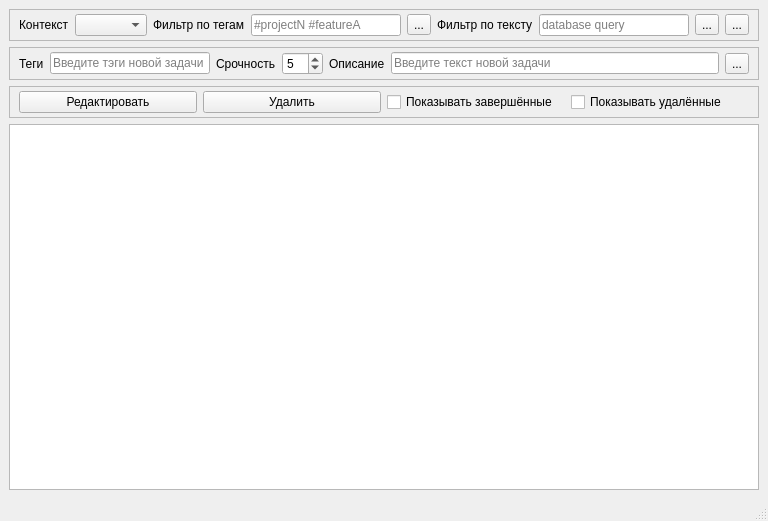
Above: ui/mainwindow.ui from wterkin/tasks_board before the change. Below: the same form after it.
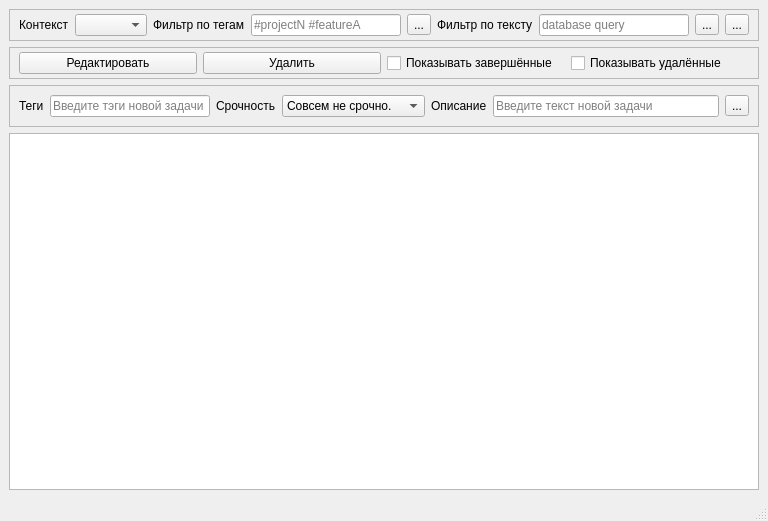
That is the form after the change. Icons and pictures are not drawn.

The edit to the form file:
```diff
--- a/ui/mainwindow.ui
+++ b/ui/mainwindow.ui
@@ -151,6 +151,78 @@
       </layout>
      </widget>
     </item>
+    <item>
+     <widget class="QFrame" name="frame_3">
+      <property name="minimumSize">
+       <size>
+        <width>750</width>
+        <height>32</height>
+       </size>
+      </property>
+      <property name="frameShape">
+       <enum>QFrame::StyledPanel</enum>
+      </property>
+      <property name="frameShadow">
+       <enum>QFrame::Sunken</enum>
+      </property>
+      <layout class="QHBoxLayout" name="horizontalLayout_3">
+       <property name="topMargin">
+        <number>4</number>
+       </property>
+       <property name="bottomMargin">
+        <number>4</number>
+       </property>
+       <item>
+        <widget class="QPushButton" name="pushButton_EditTask">
+         <property name="text">
+          <string>Редактировать</string>
+         </property>
+         <property name="icon">
+          <iconset>
+           <normaloff>accessories-text-editor.png</normaloff>accessories-text-editor.png</iconset>
+         </property>
+         <property name="iconSize">
+          <size>
+           <width>22</width>
+           <height>22</height>
+          </size>
+         </property>
+        </widget>
+       </item>
+       <item>
+        <widget class="QPushButton" name="pushButton_DeleteTask">
+         <property name="text">
+          <string>Удалить</string>
+         </property>
+         <property name="icon">
+          <iconset>
+           <normaloff>edit-delete.png</normaloff>edit-delete.png</iconset>
+         </property>
+         <property name="iconSize">
+          <size>
+           <width>22</width>
+           <height>22</height>
+          </size>
+         </property>
+        </widget>
+       </item>
+       <item>
+        <widget class="QCheckBox" name="checkBox_ShowCompleted">
+         <property name="text">
+          <string>Показывать завершённые</string>
+         </property>
+        </widget>
+       </item>
+       <item>
+        <widget class="QCheckBox" name="checkBox_ShowDeleted">
+         <property name="text">
+          <string>Показывать удалённые</string>
+         </property>
+        </widget>
+       </item>
+      </layout>
+     </widget>
+    </item>
     <item>
      <widget class="QFrame" name="frame_2">
       <property name="minimumSize">
@@ -166,12 +238,6 @@
        <enum>QFrame::Sunken</enum>
       </property>
       <layout class="QHBoxLayout" name="horizontalLayout_2">
-       <property name="topMargin">
-        <number>4</number>
-       </property>
-       <property name="bottomMargin">
-        <number>4</number>
-       </property>
        <item>
         <widget class="QLabel" name="label_Tags">
          <property name="text">
@@ -206,10 +272,37 @@
         </widget>
        </item>
        <item>
-        <widget class="QSpinBox" name="spinBox_Urgency">
-         <property name="value">
-          <number>5</number>
-         </property>
+        <widget class="QComboBox" name="comboBox_Urgency">
+         <item>
+          <property name="text">
+           <string>Совсем не срочно.</string>
+          </property>
+         </item>
+         <item>
+          <property name="text">
+           <string>Достаточно срочно.</string>
+          </property>
+         </item>
+         <item>
+          <property name="text">
+           <string>Срочно!</string>
+          </property>
+         </item>
+         <item>
+          <property name="text">
+           <string>Очень срочно!!</string>
+          </property>
+         </item>
+         <item>
+          <property name="text">
+           <string>Вот прям щаз!!!</string>
+          </property>
+         </item>
+         <item>
+          <property name="text">
+           <string>Вчера!!!</string>
+          </property>
+         </item>
         </widget>
        </item>
        <item>
@@ -255,78 +348,6 @@
       </layout>
      </widget>
     </item>
-    <item>
-     <widget class="QFrame" name="frame_3">
-      <property name="minimumSize">
-       <size>
-        <width>750</width>
-        <height>32</height>
-       </size>
-      </property>
-      <property name="frameShape">
-       <enum>QFrame::StyledPanel</enum>
-      </property>
-      <property name="frameShadow">
-       <enum>QFrame::Sunken</enum>
-      </property>
-      <layout class="QHBoxLayout" name="horizontalLayout_3">
-       <property name="topMargin">
-        <number>4</number>
-       </property>
-       <property name="bottomMargin">
-        <number>4</number>
-       </property>
-       <item>
-        <widget class="QPushButton" name="pushButton_EditTask">
-         <property name="text">
-          <string>Редактировать</string>
-         </property>
-         <property name="icon">
-          <iconset>
-           <normaloff>accessories-text-editor.png</normaloff>accessories-text-editor.png</iconset>
-         </property>
-         <property name="iconSize">
-          <size>
-           <width>22</width>
-           <height>22</height>
-          </size>
-         </property>
-        </widget>
-       </item>
-       <item>
-        <widget class="QPushButton" name="pushButton_DeleteTask">
-         <property name="text">
-          <string>Удалить</string>
-         </property>
-         <property name="icon">
-          <iconset>
-           <normaloff>edit-delete.png</normaloff>edit-delete.png</iconset>
-         </property>
-         <property name="iconSize">
-          <size>
-           <width>22</width>
-           <height>22</height>
-          </size>
-         </property>
-        </widget>
-       </item>
-       <item>
-        <widget class="QCheckBox" name="checkBox_ShowCompleted">
-         <property name="text">
-          <string>Показывать завершённые</string>
-         </property>
-        </widget>
-       </item>
-       <item>
-        <widget class="QCheckBox" name="checkBox_ShowDeleted">
-         <property name="text">
-          <string>Показывать удалённые</string>
-         </property>
-        </widget>
-       </item>
-      </layout>
-     </widget>
-    </item>
     <item>
      <widget class="QTableWidget" name="tableWidget_Tasks"/>
     </item>
```
